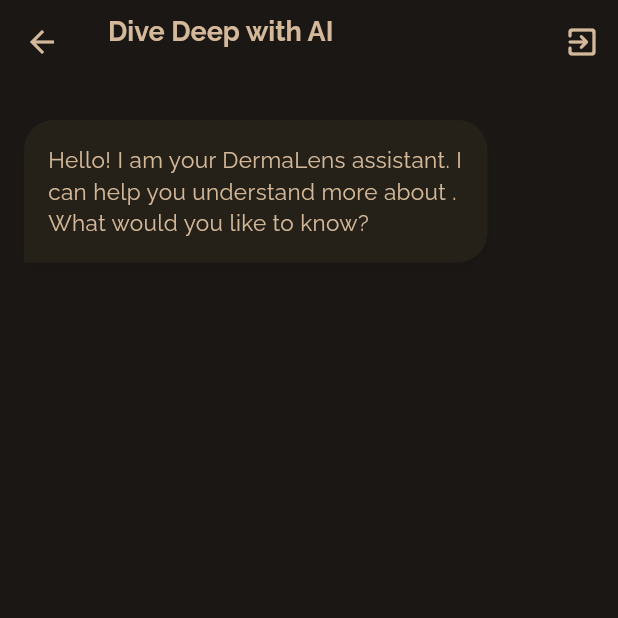
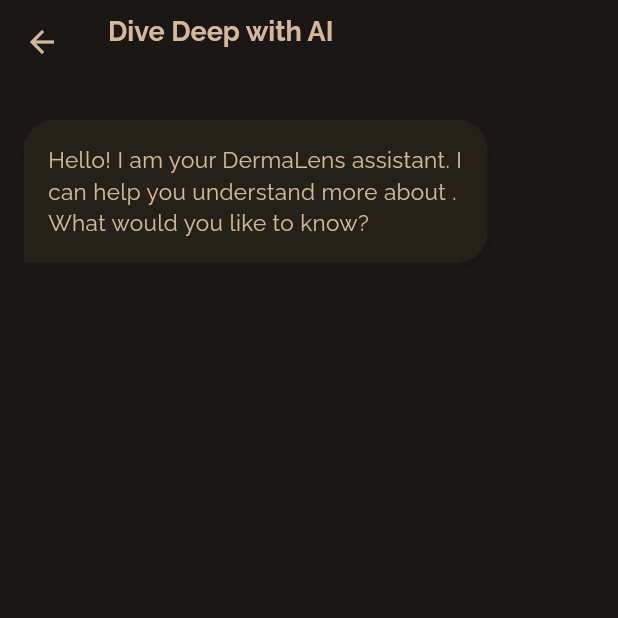
Before and after one commit to hasaanhameed/DermaLens, a Flutter app: the ChatPage screen opened directly with empty values, on a phone screen of 412 x 824 dp, the top half of it. Run offline on Flutter 3.47's test engine with Material 3 defaults, Android fonts, the phone set to English and light mode, and no system bars; our stand-ins replace image_picker, lottie, shared_preferences; accounts and stored records are empty.

```diff
--- a/dermalens_frontend/lib/pages/chat_page.dart
+++ b/dermalens_frontend/lib/pages/chat_page.dart
@@ -104,14 +104,8 @@
         ),
         backgroundColor: bgColor,
         elevation: 0,
-        actions: [
-          IconButton(
-            icon: const Icon(Icons.exit_to_app_rounded),
-            onPressed: () => Navigator.pop(context),
-            tooltip: 'Exit Chat',
-          ),
-        ],
       ),
+
       body: Column(
         children: [
           Expanded(
```
